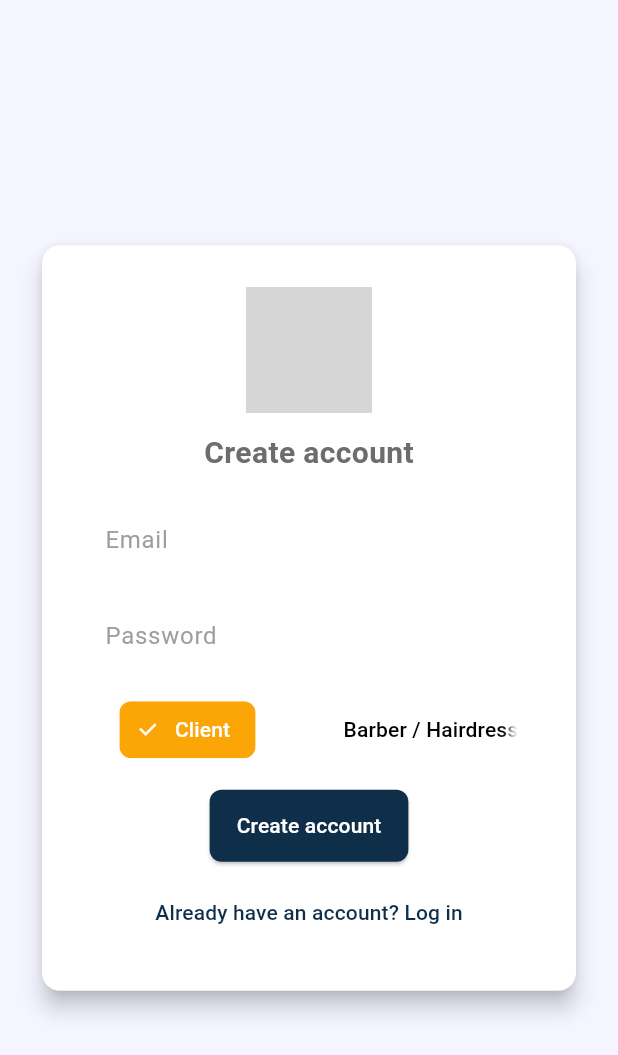
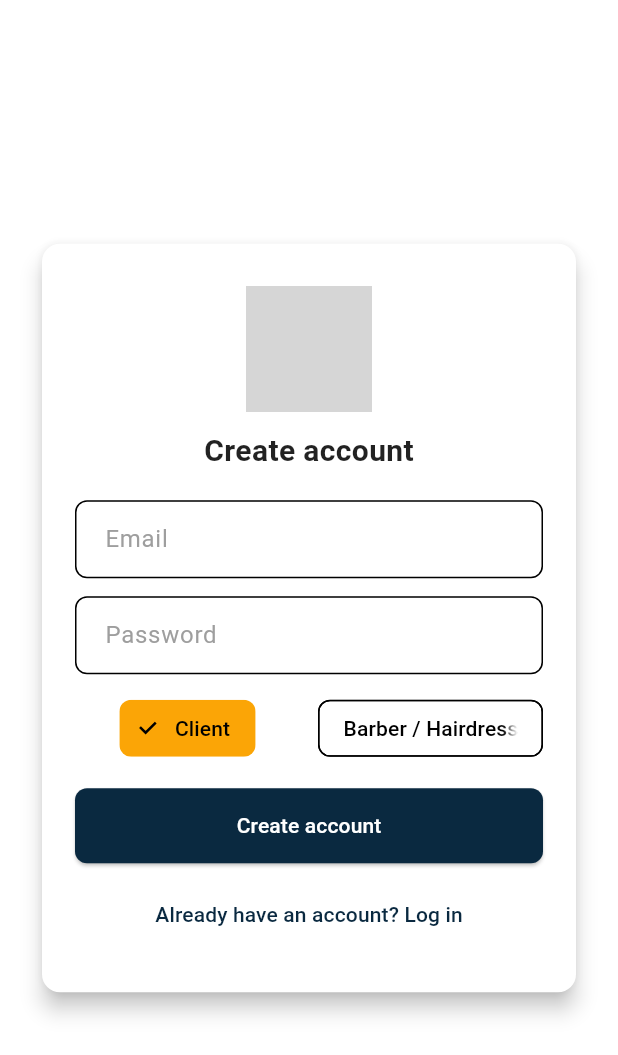
Before and after one commit to Leonard-David/Cuts-and-Curls, a Flutter app: the SignupScreen screen opened by its route, on a phone screen of 412 x 824 dp. Shown: the top 1055 px of the screen. Run offline on Flutter 3.47's test engine with Material 3 defaults, Android fonts, the phone set to English and light mode, and no system bars; our stand-ins replace cloud_firestore, firebase_auth, firebase_core, flutter_riverpod, go_router; accounts and stored records are empty; Roboto replaces fonts that are missing (Poppins); grey boxes are pictures that could not be loaded.

Commit message:
generated app theme to apply accross whole app

```diff
--- a/lib/core/theme/app_theme.dart
+++ b/lib/core/theme/app_theme.dart
@@ -1,44 +1,59 @@
+// lib/core/theme/app_theme.dart
+//
+// --------------------------------------------------------
+// Global theme configuration for Cuts & Curls
+// --------------------------------------------------------
+// This defines your brand colors, text styles, and button design
+// consistent across all screens.
+// --------------------------------------------------------
+
 import 'package:flutter/material.dart';
 
 class AppColors {
-  static const Color text = Color(0xFF6D6D6D);
-  static const Color accent = Color(0xFFFBA506);
-  static const Color bg = Color(0xFFF4F5FF);
-  static const Color button = Color(0xFF0F2E4A);
-  static const Color notify = Color(0xFF2BFF00);
+  static const Color primary = Color(0xFF0A2940); // Navy blue (Sign In button)
+  static const Color accent = Color(0xFFFFA726); // Amber (logo accent)
+  static const Color background = Colors.white;
+  static const Color text = Colors.black87;
+  static const Color hint = Colors.grey;
 }
 
 class AppTheme {
-  static final ThemeData lightTheme = ThemeData(
-    scaffoldBackgroundColor: AppColors.bg,
-    primaryColor: AppColors.accent,
-    colorScheme: ColorScheme.fromSwatch().copyWith(
+  static ThemeData lightTheme = ThemeData(
+    scaffoldBackgroundColor: AppColors.background,
+    colorScheme: ColorScheme.light(
+      primary: AppColors.primary,
       secondary: AppColors.accent,
-      primary: AppColors.button,
-    ),
-    appBarTheme: const AppBarTheme(
-      backgroundColor: AppColors.button,
-      titleTextStyle: TextStyle(color: Colors.white, fontSize: 18, fontWeight: FontWeight.w600),
-      iconTheme: IconThemeData(color: Colors.white),
     ),
     textTheme: const TextTheme(
-      bodyMedium: TextStyle(color: AppColors.text),
-      bodyLarge: TextStyle(color: AppColors.text),
-    ),
-    elevatedButtonTheme: ElevatedButtonThemeData(
-      style: ElevatedButton.styleFrom(
-        backgroundColor: AppColors.button,
-        foregroundColor: Colors.white,
-        shape: RoundedRectangleBorder(borderRadius: BorderRadius.circular(8)),
-        padding: const EdgeInsets.symmetric(vertical: 14, horizontal: 18),
+      headlineMedium: TextStyle(
+        fontFamily: 'Poppins',
+        fontWeight: FontWeight.w600,
+        color: AppColors.text,
+      ),
+      bodyMedium: TextStyle(
+        fontFamily: 'Poppins',
+        color: AppColors.text,
       ),
     ),
     inputDecorationTheme: InputDecorationTheme(
       filled: true,
       fillColor: Colors.white,
-      hintStyle: const TextStyle(color: Color(0xFF9E9E9E)),
-      border: OutlineInputBorder(borderRadius: BorderRadius.circular(10), borderSide: BorderSide.none),
-      contentPadding: const EdgeInsets.symmetric(vertical: 14, horizontal: 16),
+      contentPadding: const EdgeInsets.symmetric(horizontal: 16, vertical: 14),
+      border: OutlineInputBorder(
+        borderRadius: BorderRadius.circular(8),
+        borderSide: const BorderSide(color: Colors.black26),
+      ),
+      hintStyle: const TextStyle(color: AppColors.hint),
+    ),
+    elevatedButtonTheme: ElevatedButtonThemeData(
+      style: ElevatedButton.styleFrom(
+        backgroundColor: AppColors.primary,
+        foregroundColor: Colors.white,
+        minimumSize: const Size(double.infinity, 50),
+        shape: RoundedRectangleBorder(
+          borderRadius: BorderRadius.circular(8),
+        ),
+      ),
     ),
   );
 }
```
